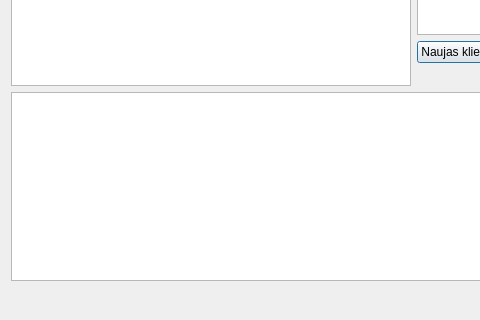
Qt form duombaze/klientupaieska.ui (Tautvydas2019/Diplomas) before a commit; both pictures show x 0 to 480 and y 210 to 530 of the 776 by 530 pixel window.
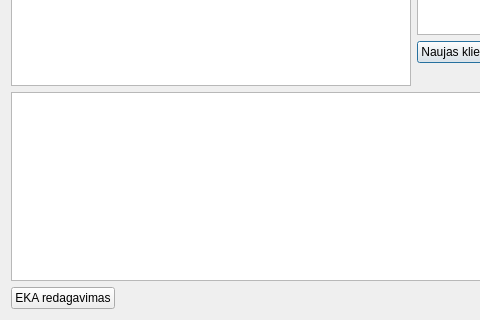
The same form after that commit.

```diff
--- a/duombaze/klientupaieska.ui
+++ b/duombaze/klientupaieska.ui
@@ -286,6 +286,13 @@
    </item>
    <item row="4" column="0" colspan="2">
     <layout class="QHBoxLayout" name="horizontalLayout_3">
+     <item>
+      <widget class="QPushButton" name="pushButton_callekaediting">
+       <property name="text">
+        <string>EKA redagavimas</string>
+       </property>
+      </widget>
+     </item>
      <item>
       <spacer name="horizontalSpacer_4">
        <property name="orientation">
```
Left out of the diff: 18 changed lines with no effect on the pictures.
